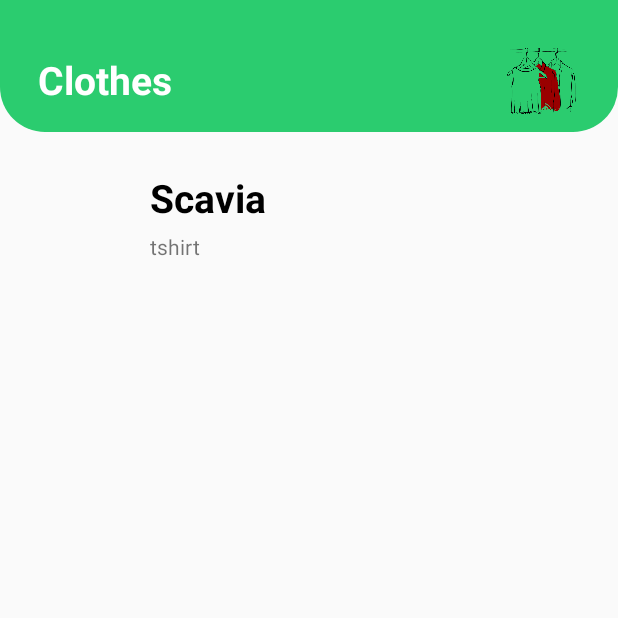
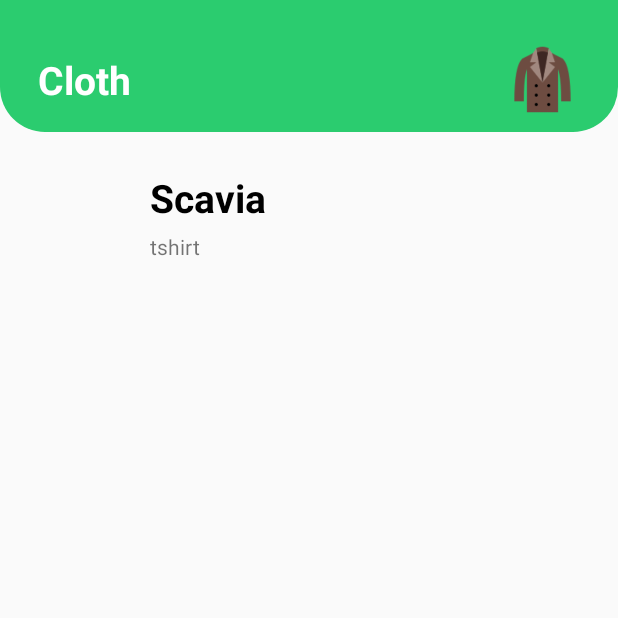
Before and after one commit to scaviachale/wardrobeorganiser, an Android app: the ClothViewActivity screen opened directly, with no data from a screen before it, on a phone screen of 412 x 824 dp, the top half of it. Run offline under Robolectric (Android 15) with nearby library versions, the phone set to English and light mode, and no system bars; our stand-ins replace CircleImageView.

```diff
--- a/app/src/main/res/layout/activity_cloth_view.xml
+++ b/app/src/main/res/layout/activity_cloth_view.xml
@@ -21,7 +21,7 @@
             android:layout_height="wrap_content"
             android:layout_marginStart="15dp"
             android:layout_marginTop="25dp"
-            android:text="Clothes"
+            android:text="Cloth"
             android:textColor="@color/colorWhite"
             android:textSize="26sp"
             android:textStyle="bold"
@@ -34,7 +34,7 @@
             android:layout_height="50dp"
             android:layout_marginEnd="15dp"
             android:contentDescription="@string/app_name"
-            android:src="@drawable/wardrobe"
+            android:src="@drawable/icon_coat"
             app:layout_constraintBottom_toBottomOf="@id/textWardrobePage"
             app:layout_constraintEnd_toEndOf="parent"
             app:layout_constraintTop_toTopOf="@id/textWardrobePage" />
```
